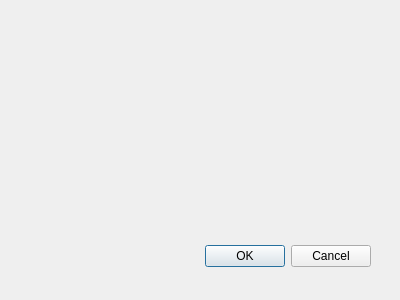
Above: _exam/Project_1_MedicalSystem/packupdialog.ui from Vincent9974/Project_4_QtTest before the change. Below: the same form after it.
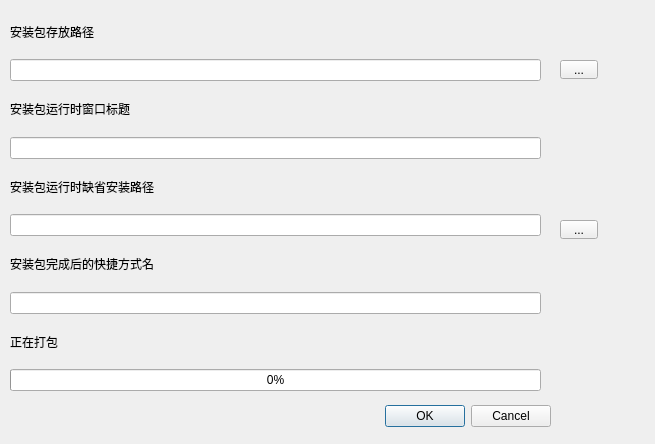
That is the form after the change.

The edit to the form file:
```diff
--- a/_exam/Project_1_MedicalSystem/packupdialog.ui
+++ b/_exam/Project_1_MedicalSystem/packupdialog.ui
@@ -8,8 +8,8 @@
    <rect>
     <x>0</x>
     <y>0</y>
-    <width>400</width>
-    <height>300</height>
+    <width>655</width>
+    <height>444</height>
    </rect>
   </property>
   <property name="windowTitle">
@@ -18,8 +18,8 @@
   <widget name="buttonBox" class="QDialogButtonBox">
    <property name="geometry">
     <rect>
-     <x>30</x>
-     <y>240</y>
+     <x>210</x>
+     <y>400</y>
      <width>341</width>
      <height>32</height>
     </rect>
@@ -31,6 +31,106 @@
     <set>QDialogButtonBox::Cancel|QDialogButtonBox::Ok</set>
    </property>
   </widget>
+  <widget class="QToolButton" name="toolButtonFile1">
+   <property name="geometry">
+    <rect>
+     <x>560</x>
+     <y>60</y>
+     <width>38</width>
+     <height>19</height>
+    </rect>
+   </property>
+   <property name="text">
+    <string>...</string>
+   </property>
+  </widget>
+  <widget class="QToolButton" name="toolButtonFile2">
+   <property name="geometry">
+    <rect>
+     <x>560</x>
+     <y>220</y>
+     <width>38</width>
+     <height>19</height>
+    </rect>
+   </property>
+   <property name="text">
+    <string>...</string>
+   </property>
+  </widget>
+  <widget class="QWidget" name="">
+   <property name="geometry">
+    <rect>
+     <x>10</x>
+     <y>10</y>
+     <width>531</width>
+     <height>381</height>
+    </rect>
+   </property>
+   <layout class="QVBoxLayout" name="verticalLayout">
+    <item>
+     <widget class="QLabel" name="label">
+      <property name="text">
+       <string>安装包存放路径</string>
+      </property>
+     </widget>
+    </item>
+    <item>
+     <widget class="QLineEdit" name="lineEditFilePath1">
+      <property name="readOnly">
+       <bool>true</bool>
+      </property>
+     </widget>
+    </item>
+    <item>
+     <widget class="QLabel" name="label_2">
+      <property name="text">
+       <string>安装包运行时窗口标题</string>
+      </property>
+     </widget>
+    </item>
+    <item>
+     <widget class="QLineEdit" name="lineEdit_2"/>
+    </item>
+    <item>
+     <widget class="QLabel" name="label_3">
+      <property name="text">
+       <string>安装包运行时缺省安装路径</string>
+      </property>
+     </widget>
+    </item>
+    <item>
+     <widget class="QLineEdit" name="lineEditFilePath2">
+      <property name="readOnly">
+       <bool>true</bool>
+      </property>
+     </widget>
+    </item>
+    <item>
+     <widget class="QLabel" name="label_4">
+      <property name="text">
+       <string>安装包完成后的快捷方式名</string>
+      </property>
+     </widget>
+    </item>
+    <item>
+     <widget class="QLineEdit" name="lineEdit_4"/>
+    </item>
+    <item>
+     <widget class="QLabel" name="label_5">
+      <property name="text">
+       <string>正在打包</string>
+      </property>
+     </widget>
+    </item>
+    <item>
+     <widget class="QProgressBar" name="progressBar">
+      <property name="value">
+       <number>0</number>
+      </property>
+     </widget>
+    </item>
+   </layout>
+  </widget>
  </widget>
  <pixmapfunction/>
  <resources/>
```
Left out of the diff: 9 changed lines with no effect on the pictures.
